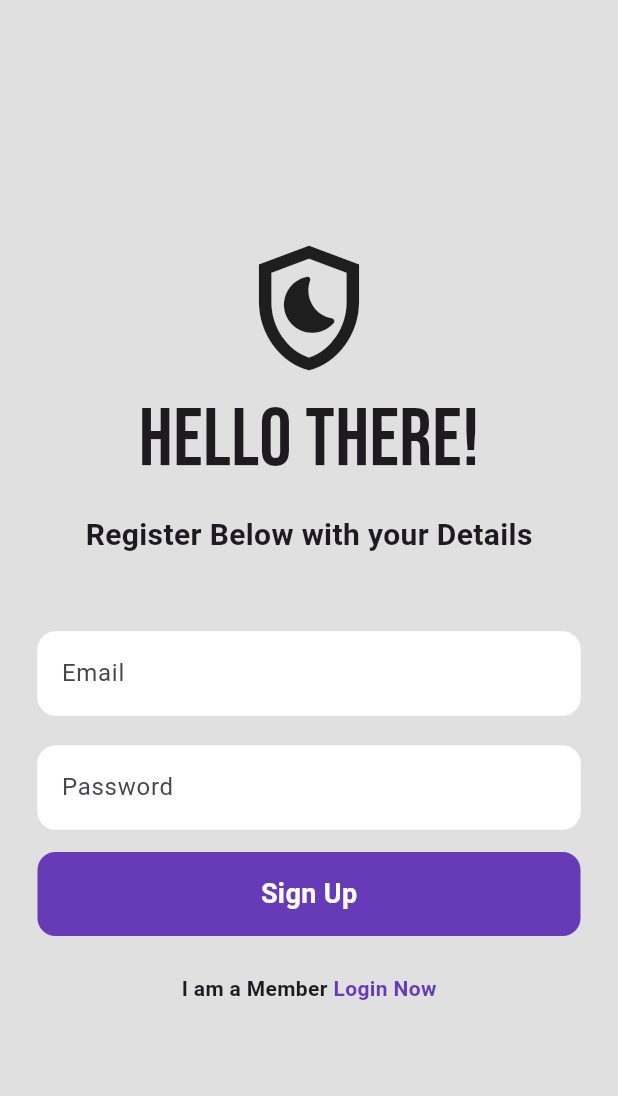
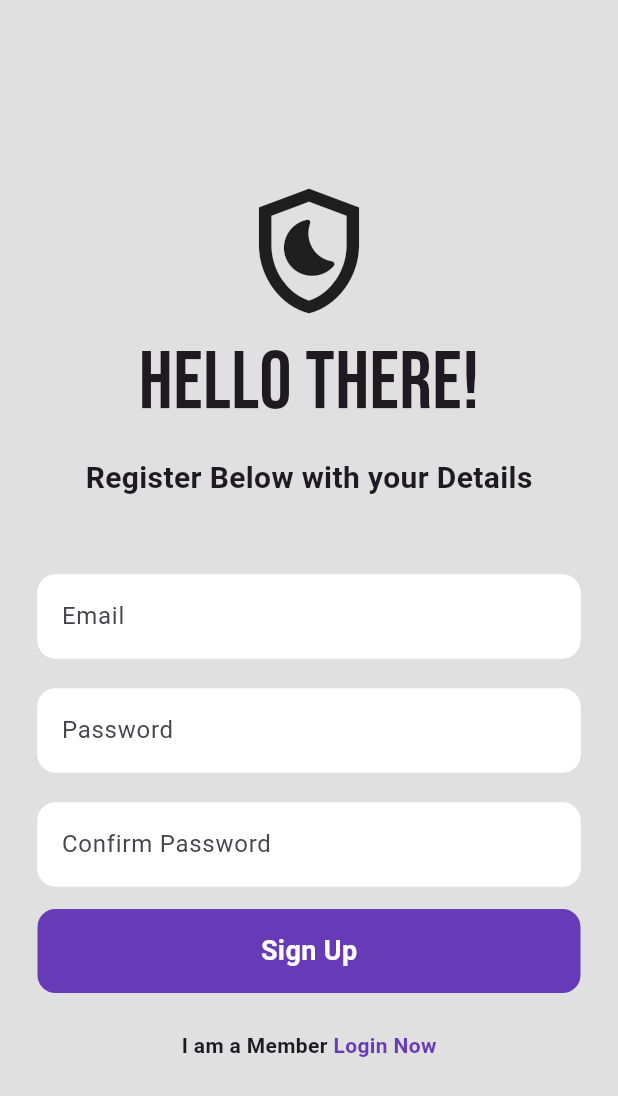
Before and after one commit to rishithamenush/FirebaseApp, a Flutter app: the RegisterPage screen opened directly with empty values, after a tap on "Sign Up", on a phone screen of 412 x 824 dp. Shown: the top 1096 px of the screen. Run offline on Flutter 3.47's test engine with Material 3 defaults, Android fonts, the phone set to English and light mode, and no system bars; our stand-ins replace firebase_auth, firebase_core, google_fonts; accounts and stored records are empty; network calls fail.

Commit message:
Add the error widget

```diff
--- a/lib/main.dart
+++ b/lib/main.dart
@@ -6,7 +6,7 @@ import 'package:flutter/material.dart';
 Future<void> main() async {
   WidgetsFlutterBinding.ensureInitialized();
   await Firebase.initializeApp();
-  // await FirebaseAuth.instance.signOut();
+  await FirebaseAuth.instance.signOut();
   runApp(const MyApp());
 }
 
--- a/lib/pages/register_page.dart
+++ b/lib/pages/register_page.dart
@@ -2,6 +2,8 @@ import 'package:firebase_auth/firebase_auth.dart';
 import 'package:flutter/cupertino.dart';
 import 'package:flutter/material.dart';
 import 'package:google_fonts/google_fonts.dart';
+
+import '../widgets/error_box.dart';
 
 class RegisterPage extends StatefulWidget {
   final VoidCallback showLoginPage;
@@ -14,19 +16,33 @@ class RegisterPage extends StatefulWidget {
 class _RegisterPageState extends State<RegisterPage> {
   final _emailController = TextEditingController();
   final _passwordController = TextEditingController();
+  final _confirmPasswordController = TextEditingController();
 
   @override
   void dispose() {
     _emailController.dispose();
     _passwordController.dispose();
+    _confirmPasswordController.dispose();
     super.dispose();
   }
 
-  Future signUp() async{
-    await FirebaseAuth.instance.createUserWithEmailAndPassword(
-        email: _emailController.text.trim(),
-        password: _emailController.text.trim()
-    );
+  Future signUp() async {
+    if (passwordConfirmed()) {
+      await FirebaseAuth.instance.createUserWithEmailAndPassword(
+          email: _emailController.text.trim(),
+          password: _emailController.text.trim()
+      );
+    }
+  }
+
+  bool passwordConfirmed() {
+    if (_passwordController.text.trim() ==
+        _confirmPasswordController.text.trim()) {
+      return true;
+    } else {
+      showErrorDialog(context, "Password Error", "Passwords do not match");
+      return false;
+    }
   }
 
 
@@ -103,6 +119,27 @@ class _RegisterPageState extends State<RegisterPage> {
                     ),
                   ),
                 ),
+                const SizedBox(height: 20,),
+                Padding(
+                  padding: const EdgeInsets.symmetric(horizontal: 25.0),
+                  child: TextField(
+                    controller: _confirmPasswordController,
+                    obscureText: true,
+                    decoration: InputDecoration(
+                      enabledBorder: OutlineInputBorder(
+                        borderSide: const BorderSide(color: Colors.white),
+                        borderRadius: BorderRadius.circular(12),
+                      ),
+                      focusedBorder: OutlineInputBorder(
+                        borderSide: const BorderSide(color: Colors.deepPurple),
+                        borderRadius: BorderRadius.circular(12),
+                      ),
+                      hintText: "Confirm Password",
+                      fillColor: Colors.white,
+                      filled: true,
+                    ),
+                  ),
+                ),
 
                 const SizedBox(height: 15,),
                 //sign in button
@@ -149,4 +186,22 @@ class _RegisterPageState extends State<RegisterPage> {
       ),
     );
   }
+  void showErrorDialog(BuildContext context, String title, String message) {
+    showDialog(
+      context: context,
+      barrierDismissible: true,
+      builder: (BuildContext context) {
+        return Dialog(
+          shape: RoundedRectangleBorder(
+            borderRadius: BorderRadius.circular(15),
+          ),
+          insetPadding: const EdgeInsets.symmetric(horizontal: 40, vertical: 34),
+          child: ErrorBox(
+            title: title,
+            message: message,
+          ),
+        );
+      },
+    );
+  }
 }
```
Also changed, not shown: lib/widgets/error_box.dart (added, +42 -0 lines).
